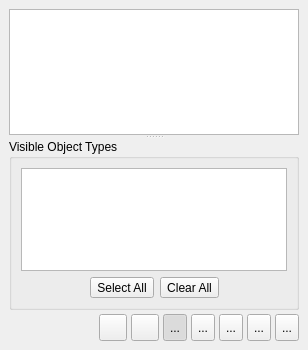
Before: the Qt Designer form libpgmodeler_ui/ui/modelobjectswidget.ui in pgmodeler/pgmodeler, drawn with Qt 5.
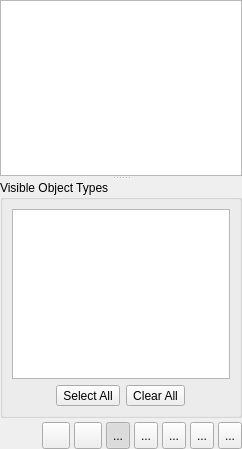
After: the same form once the commit is applied. Icons and pictures are not drawn.

```diff
--- a/libpgmodeler_ui/ui/modelobjectswidget.ui
+++ b/libpgmodeler_ui/ui/modelobjectswidget.ui
@@ -1,7 +1,7 @@
 <?xml version="1.0" encoding="UTF-8"?>
 <ui version="4.0">
  <class>ModelObjectsWidget</class>
- <widget class="QDockWidget" name="ModelObjectsWidget">
+ <widget class="QWidget" name="ModelObjectsWidget">
   <property name="enabled">
    <bool>true</bool>
   </property>
@@ -9,8 +9,8 @@
    <rect>
     <x>0</x>
     <y>0</y>
-    <width>308</width>
-    <height>350</height>
+    <width>242</width>
+    <height>449</height>
    </rect>
   </property>
   <property name="minimumSize">
@@ -21,30 +21,28 @@
   </property>
   <property name="maximumSize">
    <size>
-    <width>16777215</width>
-    <height>16777215</height>
+    <width>524287</width>
+    <height>524287</height>
    </size>
   </property>
-  <property name="windowIcon">
-   <iconset resource="../res/resources.qrc">
-    <normaloff>:/icones/icones/pgsqlModeler48x48.png</normaloff>:/icones/icones/pgsqlModeler48x48.png</iconset>
-  </property>
-  <property name="floating">
-   <bool>false</bool>
-  </property>
-  <property name="features">
-   <set>QDockWidget::AllDockWidgetFeatures</set>
-  </property>
-  <property name="allowedAreas">
-   <set>Qt::AllDockWidgetAreas</set>
-  </property>
   <property name="windowTitle">
    <string>Model Objects</string>
   </property>
-  <widget class="QWidget" name="dockWidgetContents">
-   <property name="enabled">
-    <bool>true</bool>
-   </property>
+  <property name="windowIcon">
+   <iconset resource="../res/resources.qrc">
+    <normaloff>:/icones/icones/pgsqlModeler48x48.png</normaloff>:/icones/icones/pgsqlModeler48x48.png</iconset>
+  </property>
+  <property name="floating" stdset="0">
+   <bool>false</bool>
+  </property>
+  <layout class="QGridLayout" name="gridLayout">
+   <property name="margin">
+    <number>0</number>
+   </property>
+   <property name="spacing">
+    <number>6</number>
+   </property>
+   <item row="0" column="0">
    <layout class="QGridLayout" name="gridLayout_5">
     <property name="spacing">
      <number>4</number>
@@ -668,7 +666,8 @@
      </layout>
     </item>
    </layout>
-  </widget>
+   </item>
+  </layout>
  </widget>
  <resources>
   <include location="../res/resources.qrc"/>
```
Lines whose indentation alone changed are shown as unchanged.
